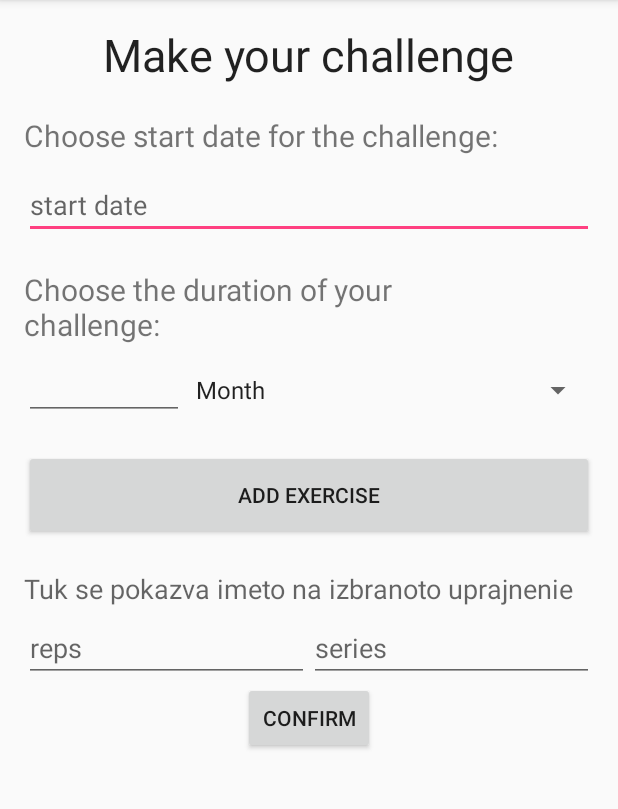
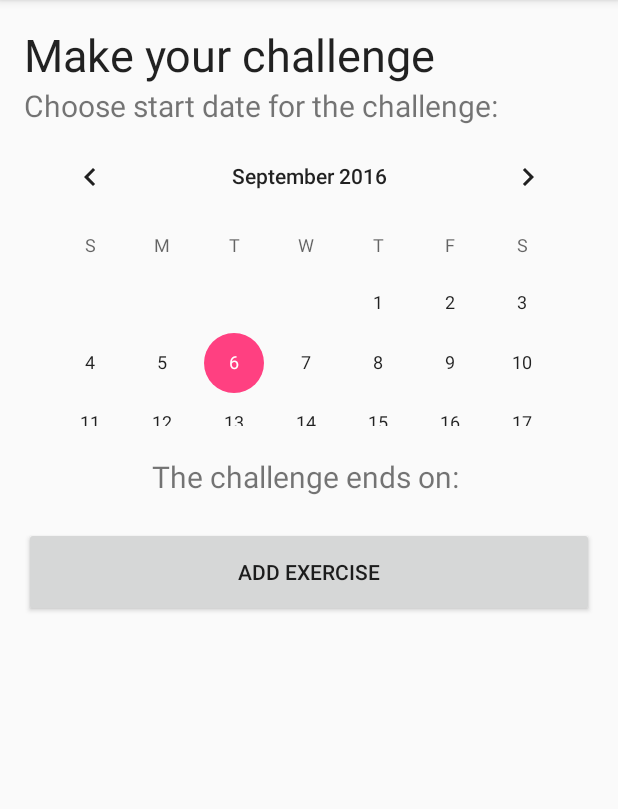
Before and after one commit to NevenaIvet/EpicFit2, an Android app: the GoalActivity screen opened directly, with no data from a screen before it, on a phone screen of 412 x 824 dp, the part 84-893 px from its top. Run offline under Robolectric (Android 15) with nearby library versions, the phone set to English and light mode, and no system bars.

```diff
--- a/app/src/main/java/com/example/user/epicfitproject/ActivitiesActivity.java
+++ b/app/src/main/java/com/example/user/epicfitproject/ActivitiesActivity.java
@@ -25,7 +25,7 @@ public class ActivitiesActivity extends AppCompatActivity {
         View.OnClickListener onClickListener = new View.OnClickListener() {
             @Override
             public void onClick(View view) {
-                Intent intent = new Intent(ActivitiesActivity.this,ExerciseActivity.class);
+                Intent intent = new Intent(ActivitiesActivity.this,ListOFExercisesActivity.class);
                 startActivity(intent);
             }
         };
--- /dev/null
+++ b/app/src/main/java/com/example/user/epicfitproject/GoalActivity.java
@@ -0,0 +1,60 @@
+package com.example.user.epicfitproject;
+
+import android.content.Intent;
+import android.support.v7.app.AppCompatActivity;
+import android.os.Bundle;
+import android.view.View;
+import android.widget.AdapterView;
+import android.widget.ArrayAdapter;
+import android.widget.Button;
+import android.widget.CalendarView;
+import android.widget.CheckBox;
+import android.widget.EditText;
+import android.widget.Spinner;
+import android.widget.TextView;
+
+import com.example.user.epicfitproject.R;
+
+import java.util.ArrayList;
+
+public class GoalActivity extends AppCompatActivity {
+
+    //this variables are needed for the maded spinner
+    private Spinner periodTypeSp;
+    public static final String MONTH = "Month";
+    public static final String DAY = "Day";
+    public static final String YEAR = "Year";
+    private static boolean periodTypeFirstPick = true;
+
+//    private EditText startDate;
+//    private EditText duratioN;
+//    private Button addEx;
+//    private EditText reps;
+//    private EditText series;
+    private Button addExercises;
+    private CalendarView calendar;
+    private TextView dateEnds;
+
+    @Override
+    protected void onCreate(Bundle savedInstanceState) {
+        super.onCreate(savedInstanceState);
+        setContentView(R.layout.activity_goal);
+        dateEnds = (TextView) findViewById(R.id.textView4);
+        addExercises = (Button) findViewById(R.id.button_addExercise);
+        calendar= (CalendarView) findViewById(R.id.calendar);
+        calendar.setOnDateChangeListener(new CalendarView.OnDateChangeListener() {
+            @Override
+            public void onSelectedDayChange(CalendarView calendarView, int i, int i1, int i2) {
+                dateEnds.setText("Date your challenge edns : "+i2+ "/"+i1+"/"+i);
+            }
+        });
+        addExercises.setOnClickListener(new View.OnClickListener() {
+            @Override
+            public void onClick(View view) {
+                Intent intent = new Intent(GoalActivity.this,ActivitiesActivity.class);
+                startActivity(intent);
+            }
+        });
+
+    }
+}
--- a/app/src/main/java/com/example/user/epicfitproject/ListOFExercisesActivity.java
+++ b/app/src/main/java/com/example/user/epicfitproject/ListOFExercisesActivity.java
@@ -18,6 +18,7 @@ public class ListOFExercisesActivity extends AppCompatActivity {
             @Override
             public void onClick(View view) {
                 Intent intent = new Intent(ListOFExercisesActivity.this,ExerciseActivity.class);
+                startActivity(intent);
             }
         });
     }
--- a/app/src/main/java/com/example/user/epicfitproject/LogInActivity.java
+++ b/app/src/main/java/com/example/user/epicfitproject/LogInActivity.java
@@ -3,12 +3,10 @@ package com.example.user.epicfitproject;
 import android.content.Intent;
 import android.support.v7.app.AppCompatActivity;
 import android.os.Bundle;
-import android.util.Log;
 import android.view.View;
 import android.widget.Button;
 import android.widget.EditText;
 
-import com.example.user.epicfitproject.goal.GoalActivity;
 import com.example.user.epicfitproject.model.UsersManager;
 
 public class LogInActivity extends AppCompatActivity {
@@ -67,7 +65,7 @@ public class LogInActivity extends AppCompatActivity {
                 }
 
 
-                Intent intent = new Intent(LogInActivity.this, MainMenuActivity.class);
+                Intent intent = new Intent(LogInActivity.this, AthleteActivity.class);
                 intent.putExtra("LoggedUser", userN);
                 startActivity(intent);
 
--- a/app/src/main/java/com/example/user/epicfitproject/goal/GoalActivity.java
+++ /dev/null
@@ -1,68 +0,0 @@
-package com.example.user.epicfitproject.goal;
-
-import android.support.v7.app.AppCompatActivity;
-import android.os.Bundle;
-import android.view.View;
-import android.widget.AdapterView;
-import android.widget.ArrayAdapter;
-import android.widget.Button;
-import android.widget.CheckBox;
-import android.widget.EditText;
-import android.widget.Spinner;
-
-import com.example.user.epicfitproject.R;
-
-import java.util.ArrayList;
-
-public class GoalActivity extends AppCompatActivity {
-
-    //this variables are needed for the maded spinner
-    private Spinner periodTypeSp;
-    public static final String MONTH = "Month";
-    public static final String DAY = "Day";
-    public static final String YEAR = "Year";
-    private static boolean periodTypeFirstPick = true;
-
-    private EditText startDate;
-    private EditText duratioN;
-    private Button addEx;
-    private EditText reps;
-    private EditText series;
-    private Button confirm;
-
-    @Override
-    protected void onCreate(Bundle savedInstanceState) {
-        super.onCreate(savedInstanceState);
-        setContentView(R.layout.activity_goal);
-
-        periodTypeFirstPick = true;
-
-        periodTypeSp = (Spinner) findViewById(R.id.spinner_periodType);
-
-        ArrayList<String> periods = new ArrayList<>();
-        periods.add(MONTH);
-        periods.add(DAY);
-        periods.add(YEAR);
-
-        ArrayAdapter adapter = new ArrayAdapter(this, android.R.layout.simple_spinner_item,periods);
-        adapter.setDropDownViewResource(android.R.layout.simple_spinner_dropdown_item);
-        periodTypeSp.setAdapter(adapter);
-
-        periodTypeSp.setOnItemClickListener(new AdapterView.OnItemClickListener() {
-            @Override
-            public void onItemClick(AdapterView<?> adapterView, View view, int i, long l) {
-                periodTypeFirstPick = false;
-            }
-        });
-
-        startDate = (EditText) findViewById(R.id.startDateET);
-        duratioN = (EditText) findViewById(R.id.duration);
-        addEx = (Button) findViewById(R.id.button_addExercise);
-        reps = (EditText) findViewById(R.id.repsET);
-        series = (EditText) findViewById(R.id.seriesET);
-        confirm = (Button) findViewById(R.id.button_confirm);
-
-
-
-    }
-}
--- a/app/src/main/res/layout/activity_athlete.xml
+++ b/app/src/main/res/layout/activity_athlete.xml
@@ -201,7 +201,7 @@ android:orientation="vertical"
             android:id="@+id/BMIcalculatedText"
             android:layout_height="match_parent"
             android:visibility="invisible"
-            android:text="Your BMI is "/>
+            />
 
         </LinearLayout>
     <LinearLayout
--- a/app/src/main/res/layout/activity_goal.xml
+++ b/app/src/main/res/layout/activity_goal.xml
@@ -1,13 +1,14 @@
 <?xml version="1.0" encoding="utf-8"?>
-<RelativeLayout xmlns:android="http://schemas.android.com/apk/res/android"
+<LinearLayout xmlns:android="http://schemas.android.com/apk/res/android"
     xmlns:tools="http://schemas.android.com/tools"
     android:layout_width="match_parent"
     android:layout_height="match_parent"
     android:paddingBottom="@dimen/activity_vertical_margin"
+    android:orientation="vertical"
     android:paddingLeft="@dimen/activity_horizontal_margin"
     android:paddingRight="@dimen/activity_horizontal_margin"
     android:paddingTop="@dimen/activity_vertical_margin"
-    tools:context="com.example.user.epicfitproject.goal.GoalActivity">
+    tools:context=".GoalActivity">
 
     <TextView
         android:layout_width="wrap_content"
@@ -19,13 +20,6 @@
         android:layout_alignParentTop="true"
         android:layout_centerHorizontal="true" />
 
-    <LinearLayout
-        android:orientation="vertical"
-        android:layout_width="match_parent"
-        android:layout_height="match_parent"
-        android:layout_marginTop="20dp"
-        android:layout_centerHorizontal="true"
-        android:layout_below="@+id/textView">
 
         <TextView
             android:layout_width="wrap_content"
@@ -35,59 +29,18 @@
             android:textSize="20sp"
             android:id="@+id/textView2" />
 
-        <LinearLayout
-            android:orientation="horizontal"
-            android:layout_width="match_parent"
-            android:layout_marginTop="10dp"
-            android:layout_height="45dp"
-            android:layout_gravity="center_horizontal">
 
 
-            <EditText
-                android:layout_width="wrap_content"
-                android:layout_height="wrap_content"
-                android:inputType="date"
-                android:hint="start date"
-                android:ems="10"
-                android:id="@+id/startDateET"
-                android:layout_weight="1" />
-        </LinearLayout>
+
+        <CalendarView
+            android:layout_width="match_parent"
+            android:id="@+id/calendar"
+            android:layout_height="200dp">
+
+        </CalendarView>
+
 
         <TextView
-            android:layout_width="wrap_content"
-            android:layout_height="wrap_content"
-            android:textAppearance="?android:attr/textAppearanceSmall"
-            android:text="Choose the duration of your
-               challenge:"
-            android:textSize="20sp"
-            android:layout_marginTop="20dp"
-            android:id="@+id/textView3"
-            android:layout_gravity="center_horizontal" />
-
-        <LinearLayout
-            android:orientation="horizontal"
-            android:layout_width="match_parent"
-            android:layout_height="40dp"
-            android:layout_marginTop="10dp"
-            android:layout_gravity="center_horizontal">
-
-            <EditText
-                android:layout_width="wrap_content"
-                android:layout_height="wrap_content"
-                android:inputType="number"
-                android:ems="10"
-                android:id="@+id/duration"
-                android:layout_weight="1" />
-
-            <Spinner
-                android:layout_width="match_parent"
-                android:layout_height="match_parent"
-                android:id="@+id/spinner_periodType"
-                android:layout_weight="1"></Spinner>
-
-        </LinearLayout>
-
-        TextView
             android:layout_width="wrap_content"
             android:layout_height="wrap_content"
             android:textAppearance="?android:attr/textAppearanceSmall"
@@ -97,13 +50,7 @@
             android:id="@+id/textView4"
             android:layout_gravity="center_horizontal" />
 
-        TextView
-            android:layout_width="wrap_content"
-            android:layout_height="wrap_content"
-            android:hint="tuk pokazva na koq data svurshva challenge-a"
-            android:layout_marginTop="10dp"
-            android:id="@+id/endDateText"
-            android:layout_gravity="center_horizontal" />
+
 
         <Button
             android:layout_width="match_parent"
@@ -111,50 +58,9 @@
             android:text="Add exercise"
             android:layout_marginTop="20dp"
             android:id="@+id/button_addExercise"
-            android:layout_gravity="center_horizontal" />
-
-        <TextView
-            android:layout_width="wrap_content"
-            android:layout_height="wrap_content"
-            android:textAppearance="?android:attr/textAppearanceMedium"
-            android:layout_marginTop="20dp"
-            android:text="Tuk se pokazva imeto na izbranoto uprajnenie"
-            android:id="@+id/choosenExerciseName" />
+            />
 
 
-        <LinearLayout
-            android:orientation="horizontal"
-            android:layout_width="match_parent"
-            android:layout_marginTop="10dp"
-            android:layout_height="40dp"
-            android:layout_gravity="center_horizontal">
-
-            <EditText
-                android:layout_width="wrap_content"
-                android:layout_height="wrap_content"
-                android:inputType="number"
-                android:ems="10"
-                android:hint="reps"
-                android:id="@+id/repsET"
-                android:layout_weight="1" />
-
-            <EditText
-                android:layout_width="wrap_content"
-                android:layout_height="wrap_content"
-                android:inputType="number"
-                android:ems="10"
-                android:hint="series"
-                android:id="@+id/seriesET"
-                android:layout_weight="1" />
-        </LinearLayout>
-
-        <Button
-            android:layout_width="wrap_content"
-            android:layout_height="wrap_content"
-            android:text="Confirm"
-            android:id="@+id/button_confirm"
-            android:layout_gravity="center_horizontal" />
 
 
-    </LinearLayout>
-</RelativeLayout>
+</LinearLayout>
```
Also changed, not shown: app/src/main/AndroidManifest.xml (+2 -5 lines), app/src/main/java/com/example/user/epicfitproject/AddExerciseProperties.java (added, +44 -0 lines), app/src/main/java/com/example/user/epicfitproject/AthleteActivity.java (+32 -6 lines), app/src/main/java/com/example/user/epicfitproject/ExerciseActivity.java (+11 -0 lines), app/src/main/java/com/example/user/epicfitproject/MainMenuActivity.java (+17 -3 lines), app/src/main/java/com/example/user/epicfitproject/athlete/Athlete.java (added, +72 -0 lines), app/src/main/res/layout/activity_add_exercise_properties.xml (added, +72 -0 lines), app/src/main/res/layout/activity_main_menu.xml (+4 -4 lines).
